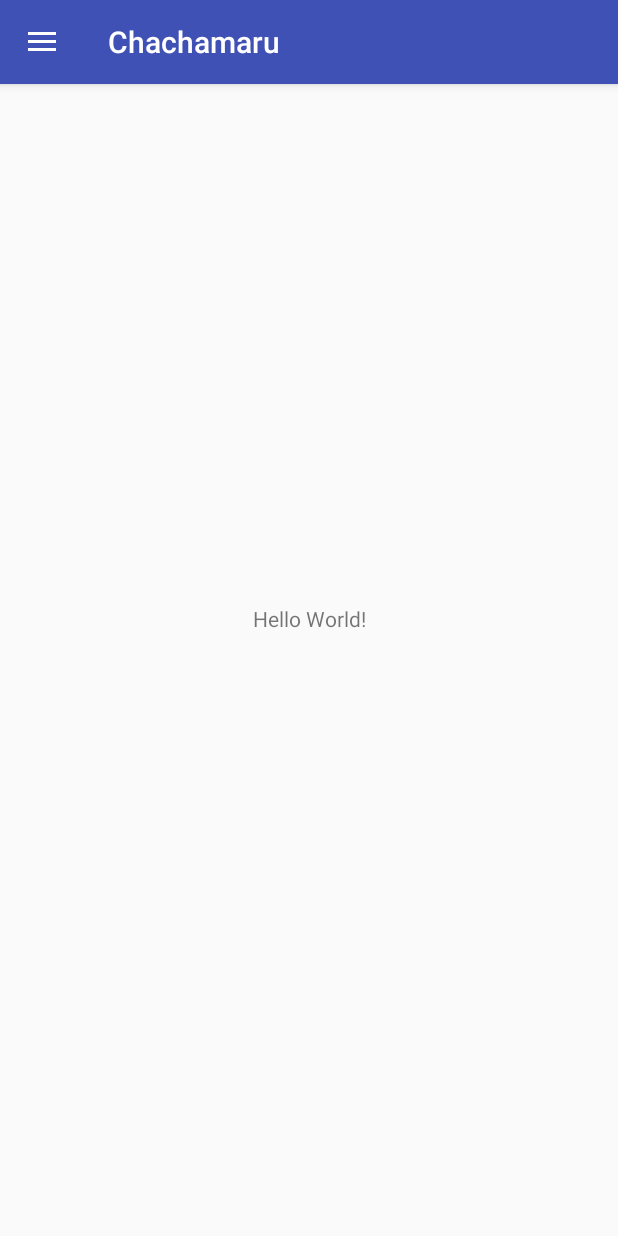
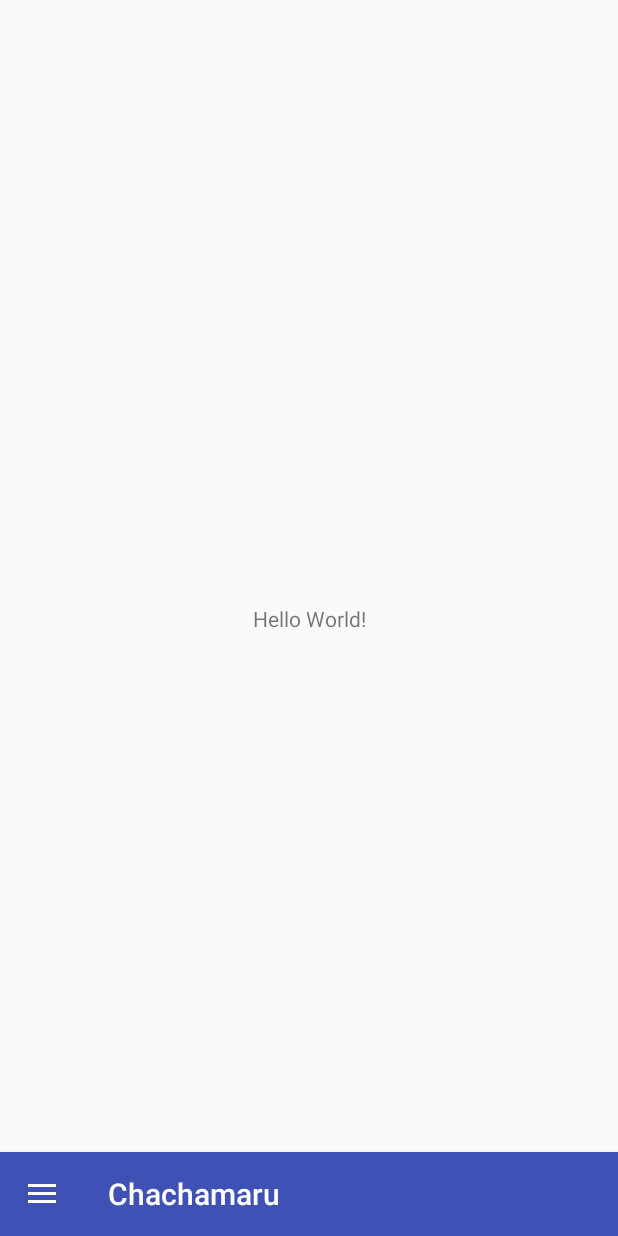
Before and after one commit to sugarnaoming/chachamaru-android, an Android app: the screen it shows after launch (MainActivity), on a phone screen of 412 x 824 dp. Run offline under Robolectric (Android 15) with nearby library versions, the phone set to English and light mode, and no system bars.

Commit message:
app barを下に配置

```diff
--- a/app/src/main/res/layout/app_bar_main.xml
+++ b/app/src/main/res/layout/app_bar_main.xml
@@ -15,6 +15,7 @@
     <android.support.design.widget.AppBarLayout
         android:layout_width="match_parent"
         android:layout_height="wrap_content"
+        android:layout_gravity="bottom"
         android:theme="@style/AppTheme.AppBarOverlay">
 
         <android.support.v7.widget.Toolbar
```
